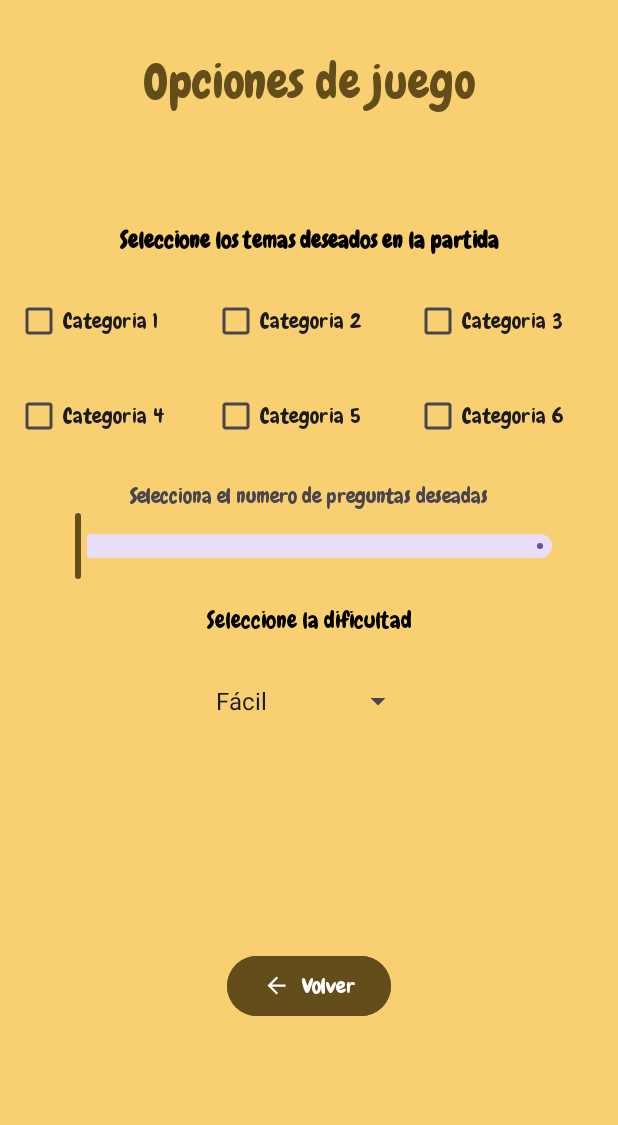
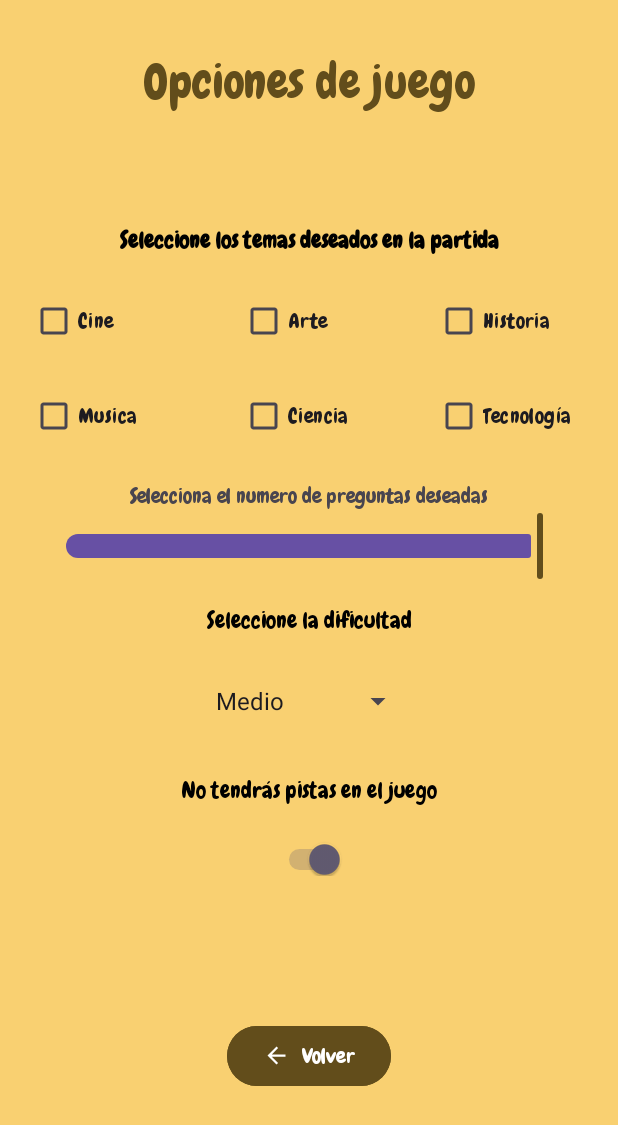
Before and after one commit to EscamillaJuan/Quiz-App, an Android app: the screen it shows after launch (OptionsScreen), after a tap on "OPCIONES", on a phone screen of 412 x 824 dp. Shown: the top 1125 px of the screen. Run offline under Robolectric (Android 15) with nearby library versions, the phone set to English and light mode, and no system bars; our stand-ins replace Room's generated code.

Commit message:
Adding GameOption table

```diff
--- a/app/src/main/java/com/app/database/AppDatabase.kt
+++ b/app/src/main/java/com/app/database/AppDatabase.kt
@@ -5,27 +5,33 @@ import androidx.room.Database
 import androidx.room.Room
 import androidx.room.RoomDatabase
 import androidx.sqlite.db.SupportSQLiteDatabase
+import com.app.database.dao.GameOptionDao
 import com.app.database.dao.GameSessionDao
 import com.app.database.dao.GameSessionQuestionDao
 import com.app.database.dao.QuestionDao
 import com.app.database.dao.TopicDao
+import com.app.database.entity.GameOption
 import com.app.database.entity.GameSession
 import com.app.database.entity.GameSessionQuestion
 import com.app.database.entity.Question
 import com.app.database.entity.Topic
 import com.app.utils.InsertionQueries
 
-@Database(entities = [Topic::class, Question::class, GameSession::class, GameSessionQuestion::class], version = 1)
+@Database(
+    entities = [Topic::class, Question::class, GameSession::class, GameSessionQuestion::class, GameOption::class],
+    version = 1
+)
 abstract class AppDatabase : RoomDatabase() {
     abstract fun topicDao(): TopicDao
     abstract fun questionDao(): QuestionDao
     abstract fun gameSessionDao(): GameSessionDao
     abstract fun gameSessionQuestionsDao(): GameSessionQuestionDao
+    abstract fun gameOptionDao(): GameOptionDao
 
 
     companion object {
         @Volatile
-        private var INSTANCE: AppDatabase ? = null
+        private var INSTANCE: AppDatabase? = null
         private val queries = InsertionQueries()
 
         fun get(context: Context): AppDatabase {
@@ -43,6 +49,8 @@ abstract class AppDatabase : RoomDatabase() {
                             db.execSQL(query)
                         }
                         db.execSQL(queries.gameSessionInsert)
+
+                        db.execSQL(queries.gameOptionInsert)
                     }
                 }).build()
                 INSTANCE = instance
--- /dev/null
+++ b/app/src/main/java/com/app/database/dao/GameOptionDao.kt
@@ -0,0 +1,21 @@
+package com.app.database.dao
+
+import androidx.room.Dao
+import androidx.room.Entity
+import androidx.room.OnConflictStrategy
+import androidx.room.Query
+import androidx.room.Update
+import com.app.database.entity.GameOption
+
+@Entity
+
+@Dao
+interface GameOptionDao {
+    @Query("SELECT * FROM game_option")
+    fun getGameOption(): GameOption
+
+    @Update
+    fun updateGameOption(gameOption: GameOption)
+
+
+}
--- a/app/src/main/java/com/app/database/dao/GameSessionDao.kt
+++ b/app/src/main/java/com/app/database/dao/GameSessionDao.kt
@@ -1,6 +1,7 @@
 package com.app.database.dao
 
 import androidx.room.Dao
+import androidx.room.Insert
 import androidx.room.Query
 import androidx.room.Update
 import com.app.database.entity.GameSession
--- /dev/null
+++ b/app/src/main/java/com/app/database/entity/GameOption.kt
@@ -0,0 +1,19 @@
+package com.app.database.entity
+
+import androidx.room.ColumnInfo
+import androidx.room.Entity
+import androidx.room.PrimaryKey
+
+@Entity(tableName = "game_option")
+data class GameOption(
+    @PrimaryKey @ColumnInfo(name = "_id") val id: Int,
+    val mode: Int,
+    @ColumnInfo(name = "question_qty") val questionQty: Int,
+    val hint: Boolean,
+    val cine: Boolean,
+    val arte: Boolean,
+    val historia: Boolean,
+    val musica: Boolean,
+    val ciencia: Boolean,
+    val tecnologia:Boolean
+)
--- a/app/src/main/java/com/app/utils/InsertionQueries.kt
+++ b/app/src/main/java/com/app/utils/InsertionQueries.kt
@@ -49,5 +49,10 @@ class InsertionQueries {
         "INSERT INTO question(_id, topic_id, text, answer, option_1, option_2, option_3) VALUES(29, 5, '¿Qué protocolo se utiliza para transferir páginas web a través de Internet?', 'HTTP', 'HTTPS', 'FTP', 'HTTP')"
     )
 
-    val gameSessionInsert = "INSERT INTO game_session(_id, mode, question_qty, done) VALUES(0, 'medium', 10, 1)"
+    val gameSessionInsert =
+        "INSERT INTO game_session(_id, mode, question_qty, hint_qty, done) VALUES(0, 'medium', 10, 0, 1)"
+
+    val gameOptionInsert =
+        "INSERT INTO game_option(_id, mode, question_qty, hint, cine, arte, historia, musica, ciencia, tecnologia)" +
+                " VALUES(0, 1, 10, 1, 0, 0, 0, 0, 0, 0)"
 }
--- a/app/src/main/java/com/app/view/OptionsScreen.kt
+++ b/app/src/main/java/com/app/view/OptionsScreen.kt
@@ -2,6 +2,7 @@ package com.app.view
 
 import android.content.Intent
 import android.os.Bundle
+import android.util.Log
 import android.view.View
 import android.widget.ArrayAdapter
 import android.widget.Button
@@ -10,15 +11,27 @@ import android.widget.ImageButton
 import android.widget.ImageView
 import android.widget.SeekBar
 import android.widget.Spinner
+import android.widget.Switch
 import android.widget.TextView
 import androidx.activity.viewModels
 import androidx.appcompat.app.AppCompatActivity
+import androidx.appcompat.widget.SwitchCompat
+import androidx.room.RoomDatabase
+import androidx.room.RoomSQLiteQuery
 import com.app.MainActivity
 import com.app.R
+import com.app.database.AppDatabase
+import com.app.database.dao.GameSessionDao
+import com.app.database.entity.GameOption
+import com.app.database.entity.GameSession
 import com.app.model.GameModel
 import com.google.android.material.slider.Slider
+import com.google.android.material.switchmaterial.SwitchMaterial
+import java.util.Objects
 
-class OptionsScreen : AppCompatActivity()  {
+class OptionsScreen : AppCompatActivity() {
+    private val db: AppDatabase = AppDatabase.get(this)
+    private val gameOptionDao = db.gameOptionDao()
     private lateinit var opText: TextView
     private lateinit var themeText: TextView
     private lateinit var questionTxt: TextView
@@ -32,40 +45,92 @@ class OptionsScreen : AppCompatActivity()  {
     private lateinit var prevBtn: Button
     private lateinit var modeSp: Spinner
     private lateinit var dificultadtxt: TextView
+    private lateinit var hintstxt: TextView
+    private lateinit var hintstw: Switch
+    private lateinit var selectedthemes: MutableList<String>
+    private lateinit var setOptions: GameOption
+
 
     override fun onCreate(savedInstanceState: Bundle?) {
 
         super.onCreate(savedInstanceState)
         setContentView(R.layout.options_screen)
+
+        //Inicializacion de los elementos del layout
         prevBtn = findViewById(R.id.return_options_btn)
         modeSp = findViewById(R.id.difficulty_spin)
         opText = findViewById(R.id.optionsText)
         themeText = findViewById(R.id.TemasText)
         questionTxt = findViewById(R.id.Questiontext)
-            checkbx1=findViewById(R.id.Theme1CheckBox)
-            checkbx2=findViewById(R.id.Theme2CheckBox)
-            checkbx3=findViewById(R.id.Theme3CheckBox)
-            checkbx4=findViewById(R.id.Theme4CheckBox)
-            checkbx5=findViewById(R.id.Theme5CheckBox)
-            checkbx6=findViewById(R.id.Theme6CheckBox)
+        checkbx1 = findViewById(R.id.Theme1CheckBox)
+        checkbx2 = findViewById(R.id.Theme2CheckBox)
+        checkbx3 = findViewById(R.id.Theme3CheckBox)
+        checkbx4 = findViewById(R.id.Theme4CheckBox)
+        checkbx5 = findViewById(R.id.Theme5CheckBox)
+        checkbx6 = findViewById(R.id.Theme6CheckBox)
         questionSlider = findViewById(R.id.QuestionsSlider)
         dificultadtxt = findViewById(R.id.DificultadText)
+        hintstw = findViewById(R.id.hint_stw)
+        hintstxt = findViewById(R.id.hints_txt)
 
+        //Creacion del adaptador para el spinner
         ArrayAdapter.createFromResource(
             this,
             R.array.modes_array,
             android.R.layout.simple_spinner_item
-            ).also{it.setDropDownViewResource(android.R.layout.simple_spinner_dropdown_item)
-            modeSp.adapter = it}
+        ).also {
+            it.setDropDownViewResource(android.R.layout.simple_spinner_dropdown_item)
+            modeSp.adapter = it
+        }
+
+        //Inicializacion de los elementos del layout con los valores de la base de datos
+        val gameOption = gameOptionDao.getGameOption()
+        checkbx1.isChecked = gameOption.cine
+        checkbx2.isChecked = gameOption.arte
+        checkbx3.isChecked = gameOption.historia
+        checkbx4.isChecked = gameOption.musica
+        checkbx5.isChecked = gameOption.ciencia
+        checkbx6.isChecked = gameOption.tecnologia
+        hintstw.isChecked = gameOption.hint
+        questionSlider.value = gameOption.questionQty.toFloat()
+        modeSp.setSelection(gameOption.mode)
 
         //Creo el slider
+        questionSlider.addOnChangeListener { slider, value, fromUser ->
+        }
+
+        //Agrego listener de los checkboxes
 
 
+        /*if (checkbx1.isChecked){ selectedthemes.add(checkbx1.text.toString())}
+        if (checkbx2.isChecked){ selectedthemes.add(checkbx2.text.toString())}
+        if (checkbx3.isChecked){ selectedthemes.add(checkbx3.text.toString())}
+        if (checkbx4.isChecked){ selectedthemes.add(checkbx4.text.toString())}
+        if (checkbx5.isChecked){ selectedthemes.add(checkbx5.text.toString())}
+        if (checkbx6.isChecked){ selectedthemes.add(checkbx6.text.toString())}*/
 
+        //Funcionamiento del switch
+        hintstw.setOnCheckedChangeListener { buttonView, isChecked ->
+        }
+
+        //Agrego los cambios a la base de datos al cerrar el activity
         prevBtn.setOnClickListener {
+            gameOptionDao.updateGameOption(
+                GameOption(
+                    0,
+                    modeSp.selectedItemId.toInt(),
+                    questionSlider.value.toInt(),
+                    hintstw.isChecked,
+                    checkbx1.isChecked,
+                    checkbx2.isChecked,
+                    checkbx3.isChecked,
+                    checkbx4.isChecked,
+                    checkbx5.isChecked,
+                    checkbx6.isChecked,
+                )
+            )
             finish()
         }
 
     }
-
 }
--- a/app/src/main/res/layout/options_screen.xml
+++ b/app/src/main/res/layout/options_screen.xml
@@ -39,77 +39,80 @@
 
         <CheckBox
             android:id="@+id/Theme1CheckBox"
-            android:layout_width="wrap_content"
+            android:layout_width="80dp"
             android:layout_height="wrap_content"
             android:layout_alignParentStart="true"
-            android:layout_marginStart="10dp"
+            android:layout_marginStart="20dp"
             android:fontFamily="@font/chewy"
-            android:text="Categoria 1">
+            android:text="Cine">
 
         </CheckBox>
 
         <CheckBox
             android:id="@+id/Theme2CheckBox"
-            android:layout_width="wrap_content"
+            android:layout_width="80dp"
             android:layout_height="wrap_content"
             android:layout_alignParentTop="true"
-            android:layout_marginStart="35dp"
+            android:layout_marginStart="60dp"
             android:layout_marginTop="0dp"
             android:layout_toEndOf="@+id/Theme1CheckBox"
             android:fontFamily="@font/chewy"
-            android:text="Categoria 2">
+            android:text="Arte">
 
         </CheckBox>
 
         <CheckBox
             android:id="@+id/Theme3CheckBox"
-            android:layout_width="wrap_content"
+            android:layout_width="80dp"
             android:layout_height="wrap_content"
             android:layout_alignParentTop="true"
-            android:layout_marginStart="35dp"
-            android:layout_marginEnd="10dp"
+            android:layout_marginStart="50dp"
+            android:layout_marginEnd="20dp"
             android:layout_toEndOf="@+id/Theme2CheckBox"
             android:fontFamily="@font/chewy"
-            android:text="Categoria 3">
+            android:layout_alignParentEnd="true"
+            android:text="Historia">
 
         </CheckBox>
 
         <CheckBox
             android:id="@+id/Theme4CheckBox"
-            android:layout_width="wrap_content"
+            android:layout_width="80dp"
             android:layout_height="wrap_content"
             android:layout_below="@id/Theme1CheckBox"
-            android:layout_marginStart="10dp"
+            android:layout_marginStart="20dp"
             android:layout_marginTop="15dp"
+            android:layout_alignParentStart="true"
             android:fontFamily="@font/chewy"
-            android:text="Categoria 4">
+            android:text="Musica">
 
         </CheckBox>
 
         <CheckBox
             android:id="@+id/Theme5CheckBox"
-            android:layout_width="wrap_content"
+            android:layout_width="80dp"
             android:layout_height="wrap_content"
             android:layout_below="@id/Theme2CheckBox"
-            android:layout_marginStart="35dp"
+            android:layout_marginStart="60dp"
             android:layout_marginTop="15dp"
             android:layout_toEndOf="@+id/Theme1CheckBox"
             android:fontFamily="@font/chewy"
-            android:text="Categoria 5">
+            android:text="Ciencia">
 
         </CheckBox>
 
         <CheckBox
             android:id="@+id/Theme6CheckBox"
-            android:layout_width="wrap_content"
+            android:layout_width="80dp"
             android:layout_height="wrap_content"
             android:layout_below="@id/Theme3CheckBox"
-            android:layout_marginStart="35dp"
+            android:layout_marginStart="50dp"
             android:layout_marginTop="15dp"
-            android:layout_marginEnd="10dp"
+            android:layout_marginEnd="20dp"
             android:layout_toEndOf="@+id/Theme5CheckBox"
             android:fontFamily="@font/chewy"
-            android:text="Categoria 6">
+            android:text="Tecnología"
+            android:layout_alignParentEnd="true">
 
         </CheckBox>
     </RelativeLayout>
@@ -163,8 +166,28 @@
         android:dropDownVerticalOffset="40dp"
         android:fontFamily="@font/chewy"
         android:gravity="center"
-        android:popupBackground="@color/brown" />
+        android:popupBackground="@color/brown"
+        android:layout_marginBottom="10dp"/>
 
+    <TextView
+        android:id="@+id/hints_txt"
+        android:layout_width="match_parent"
+        android:layout_height="wrap_content"
+        android:layout_gravity="end"
+        android:layout_marginTop="15dp"
+        android:layout_marginBottom="20dp"
+        android:fontFamily="@font/chewy"
+        android:gravity="center"
+        android:text="No tendrás pistas en el juego"
+        android:textColor="@color/black"
+        android:textSize="15sp" />
+
+    <Switch
+        android:layout_width="wrap_content"
+        android:layout_height="wrap_content"
+        android:id="@+id/hint_stw"
+        android:paddingTop="5dp">
+    </Switch>
 
     <LinearLayout
         android:layout_width="wrap_content"
```
Lines whose indentation alone changed are shown as unchanged.
